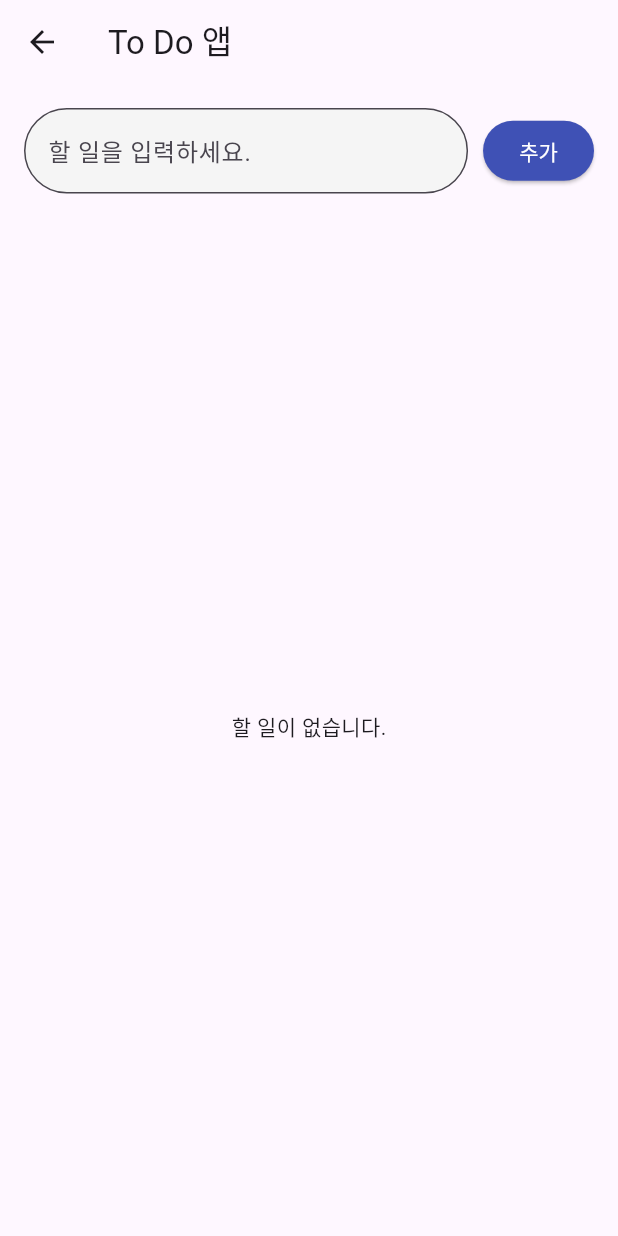
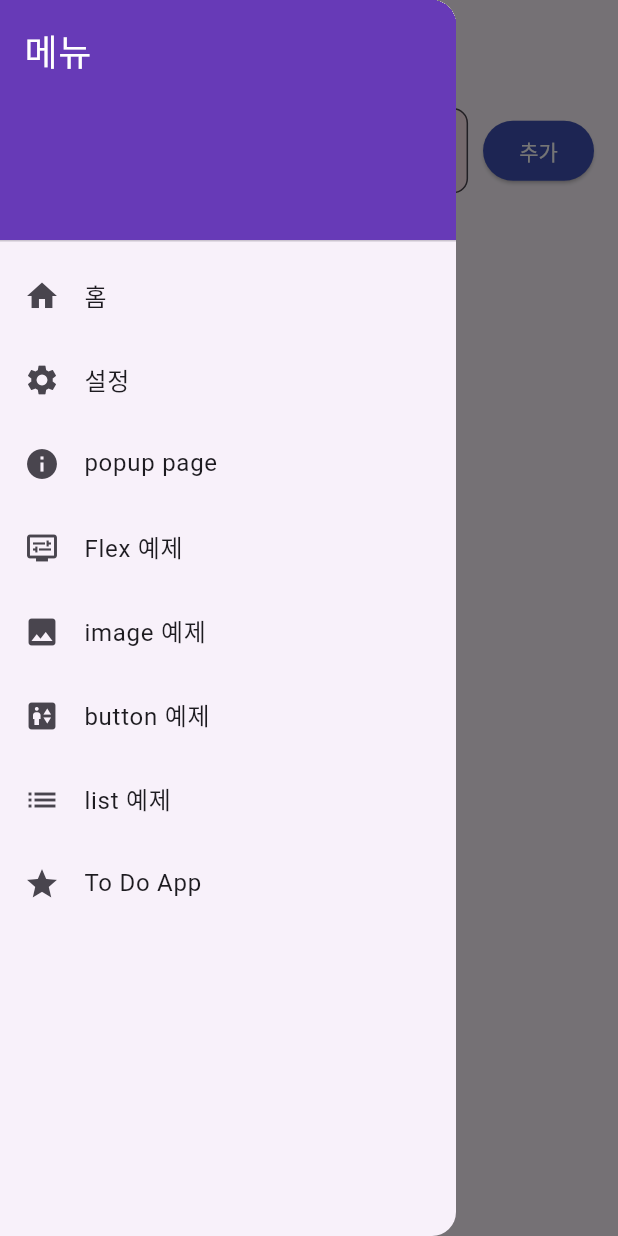
Before and after one commit to jun7054/chungju_fluter, a Flutter app: the TodoPage screen opened by its route, with the side drawer open (before the commit the screen has no drawer), on a phone screen of 412 x 824 dp. Run offline on Flutter 3.47's test engine with Material 3 defaults, Android fonts, the phone set to English and light mode, and no system bars; our stand-ins replace shared_preferences; accounts and stored records are empty.

Commit message:
no message

```diff
--- a/lib/ToDoPage.dart
+++ /dev/null
@@ -1,87 +0,0 @@
-import 'package:flutter/material.dart';
-
-class TodoPage extends StatefulWidget {
-  const TodoPage({super.key});
-
-  @override
-  State<TodoPage> createState() => _TodoPageState();
-}
-
-class _TodoPageState extends State<TodoPage> {
-
-  final List<String> todos = [];
-  final TextEditingController _controller = TextEditingController();
-
-
-  void _addTodo(String text) {
-    if (text.trim().isEmpty) return;
-
-    setState(() {
-      todos.add(text.trim());
-      _controller.clear();
-    });
-
-  }
-
-  @override
-  Widget build(BuildContext context) {
-    return Scaffold(
-      appBar: AppBar(
-        title: const Text("To Do 앱"),
-      ),
-      body: Column(
-        children: [
-          Padding(
-            padding: const EdgeInsets.all(16),
-            child: Row(
-              children: [
-                Expanded(
-
-                    child: TextField(
-                      controller: _controller,
-                      decoration: InputDecoration(
-                          hintText: "할 일을 입력하세요.",
-                          border: OutlineInputBorder(
-                              borderRadius: BorderRadius.circular(30)
-                          ),
-                          filled: true,
-                          fillColor: Colors.grey[100]
-                      ),
-                    )
-                ),
-                const SizedBox(width: 10),
-                ElevatedButton(
-                    onPressed: () => _addTodo(_controller.text),
-                    style: ElevatedButton.styleFrom(
-                        backgroundColor: Colors.indigo,
-                        foregroundColor: Colors.white
-                    ),
-                    child: const Text("추가")
-                ),
-              ],
-            ),
-          ),
-          Expanded(
-              child: todos.isEmpty
-                  ? const Center(child: Text('할 일이 없습니다.'))
-                  : ListView.builder(
-                  itemCount: todos.length,
-                  itemBuilder: (context, index) {
-                    return Card(
-                      margin: const EdgeInsets.symmetric(
-                          horizontal: 16,
-                          vertical: 4
-                      ),
-                      child: ListTile(
-                        title: Text(todos[index]),
-                      ),
-                    );
-                  }
-
-              )
-          ),
-        ],
-      ),
-    );
-  }
-}
--- a/lib/main.dart
+++ b/lib/main.dart
@@ -1,4 +1,4 @@
-import 'package:first/ToDoPage.dart';
+import 'package:first/todo-page.dart';
 import 'package:first/button_page.dart';
 import 'package:first/drawer.dart';
 import 'package:first/flex_page.dart';
--- /dev/null
+++ b/lib/todo-page.dart
@@ -0,0 +1,147 @@
+import 'dart:convert';
+import 'package:flutter/material.dart';
+import 'package:shared_preferences/shared_preferences.dart';
+
+import 'drawer.dart';
+
+class TodoPage extends StatefulWidget {
+  const TodoPage({super.key});
+
+  @override
+  State<TodoPage> createState() => _TodoPageState();
+}
+
+class _TodoPageState extends State<TodoPage> {
+
+  List<Map<String, dynamic>> todos = [];
+  final TextEditingController _controller = TextEditingController();
+
+  @override
+  void initState() {
+    super.initState();
+    _loadTodos();
+  }
+
+  void _loadTodos() async{
+    final prefs = await SharedPreferences.getInstance();
+    final saved = prefs.getString('todos');
+    if (saved != null){
+      final decoded = jsonDecode(saved) as List;
+
+      setState(() {
+        todos = decoded.cast<Map<String, dynamic>>();
+      });
+    }
+  }
+
+  void _saveTodos() async {
+    final prefs = await SharedPreferences.getInstance();
+    await prefs.setString('todos', jsonEncode(todos));
+  }
+
+  void _addTodo(String text){
+    if (text.trim().isEmpty) return;
+
+    setState(() {
+      todos.add({"text":text.trim(), "done": false});
+      _controller.clear();
+    });
+    _saveTodos();
+  }
+
+  void _deleteTodo(int index) async{
+    final removed = todos[index]['text'];
+    setState(() {
+      todos.removeAt(index);
+    });
+    _saveTodos();
+
+    ScaffoldMessenger.of(context).showSnackBar(
+        SnackBar(content: Text("${removed} 삭제됨"))
+    );
+  }
+
+  void _togleDone(int index, bool? value){
+    setState(() {
+      todos[index]['done'] = value ?? false;
+    });
+    _saveTodos();
+  }
+
+  @override
+  Widget build(BuildContext context) {
+    return Scaffold(
+      appBar: AppBar(
+        title: const Text("To Do 앱"),
+      ),
+      drawer: const MyDrawer(),
+      body: Column(
+        children: [
+          Padding(
+            padding: const EdgeInsets.all(16),
+            child: Row(
+              children: [
+                Expanded(
+                    child: TextField(
+                      controller: _controller,
+                      decoration: InputDecoration(
+                          hintText: "할 일을 입력하세요",
+                          border: OutlineInputBorder(
+                              borderRadius: BorderRadius.circular(10)
+                          ),
+                          filled: true,
+                          fillColor: Colors.pink[50]
+                      ),
+                    )
+                ),
+                const SizedBox(width: 10),
+                ElevatedButton(
+                    onPressed: () => _addTodo(_controller.text),
+                    style: ElevatedButton.styleFrom(
+                        backgroundColor: Colors.indigo,
+                        foregroundColor: Colors.white
+                    ),
+                    child: const Text("추가")
+                ),
+              ],
+            ),
+          ),
+          Expanded(
+              child: todos.isEmpty
+                  ? const Center(child: Text("할 일이 없습니다."))
+                  : ListView.builder(
+                  itemCount: todos.length,
+                  itemBuilder: (context, index){
+                    final todo = todos[index];
+
+                    return Card(
+                      margin: const EdgeInsets.symmetric(
+                          horizontal: 16,
+                          vertical: 4
+                      ),
+                      child: ListTile(
+                        leading: Checkbox(
+                          value: todo['done'],
+                          onChanged: (value) => _togleDone(index, value),
+                        ),
+                        title: Text
+                          (todo['text'],
+                            style: TextStyle(
+                              fontSize: 18,
+                              decoration: todo["done"]
+                                ? TextDecoration.lineThrough
+                                : TextDecoration.none,
+                              color: todo['done'] ? Colors.grey : Colors.black
+                            ),
+                        ),
+                        onLongPress: () => _deleteTodo(index),
+                      ),
+                    );
+                  }
+              )
+          )
+        ],
+      ),
+    );
+  }
+}
```
